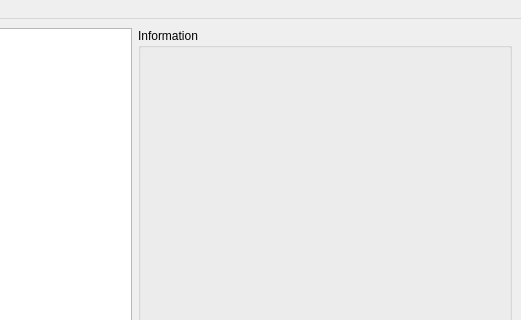
Before: the Qt Designer form src/mainwindow.ui in nickenchev/nps-surfer, drawn with Qt 5; both pictures show x 625 to 1146 and y 0 to 320 of the 1146 by 752 pixel window.
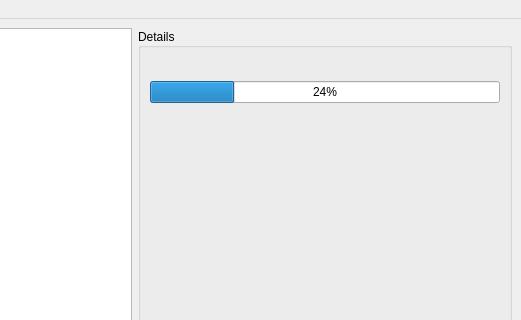
After: the same form once the commit is applied.

Diff of the .ui file:
```diff
--- a/src/mainwindow.ui
+++ b/src/mainwindow.ui
@@ -26,15 +26,50 @@
      </widget>
     </item>
     <item>
+     <widget class="QGroupBox" name="verticalGroupBox">
+      <property name="title">
+       <string>Details</string>
+      </property>
+      <property name="alignment">
+       <set>Qt::AlignLeading|Qt::AlignLeft|Qt::AlignVCenter</set>
+      </property>
      <layout class="QVBoxLayout" name="verticalLayout_2">
       <item>
-       <widget class="QGroupBox" name="groupBox">
-        <property name="title">
-         <string>Information</string>
-        </property>
-       </widget>
-      </item>
-     </layout>
+        <widget class="QLabel" name="titleLabel">
+         <property name="font">
+          <font>
+           <pointsize>12</pointsize>
+           <weight>75</weight>
+           <bold>true</bold>
+          </font>
+         </property>
+         <property name="text">
+          <string/>
+         </property>
+        </widget>
+       </item>
+       <item>
+        <widget class="QProgressBar" name="downloadProgress">
+         <property name="value">
+          <number>24</number>
+         </property>
+        </widget>
+       </item>
+       <item>
+        <spacer name="verticalSpacer">
+         <property name="orientation">
+          <enum>Qt::Vertical</enum>
+         </property>
+         <property name="sizeHint" stdset="0">
+          <size>
+           <width>20</width>
+           <height>40</height>
+          </size>
+         </property>
+        </spacer>
+       </item>
+      </layout>
+     </widget>
     </item>
    </layout>
   </widget>
```
Left out of the diff: 10 changed lines with no effect on the pictures. Lines whose indentation alone changed are shown as unchanged.
